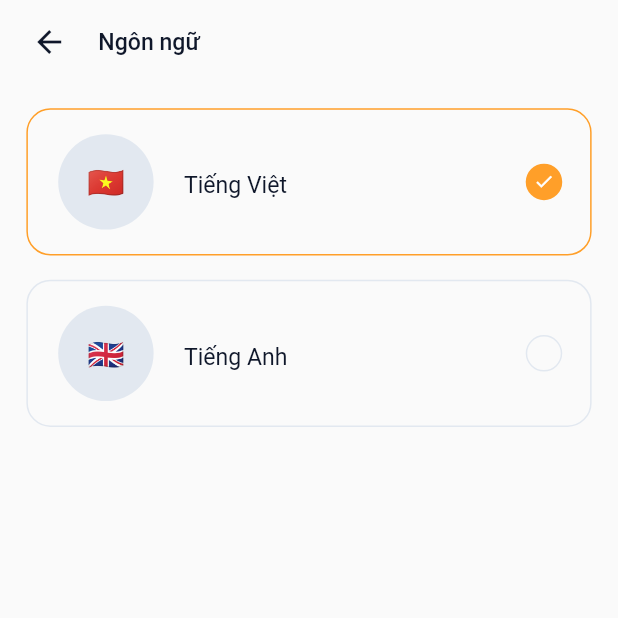
After one commit to nguyennguyen123123/food_order_app, a Flutter app: the LanguageScreen screen opened directly, on a phone screen of 412 x 824 dp, the top half of it. The commit adds this screen. Run offline on Flutter 3.47's test engine with Material 2 defaults, Android fonts, the phone set to English and light mode, and no system bars; our stand-ins replace cached_network_image, flutter_dotenv, flutter_svg, get, image_picker, shared_preferences and 2 more; accounts and stored records are empty.

Commit message:
update language

````diff
--- /dev/null
+++ b/l10n.yaml
@@ -0,0 +1,6 @@
+arb-dir: lib/l10n
+template-arb-file: messages_en.arb
+output-localization-file: app_localizations.dart
+output-class: AppLocalizations
+synthetic-package: false
+nullable-getter: false
--- /dev/null
+++ b/lib/l10n/app_localizations.dart
@@ -0,0 +1,181 @@
+import 'dart:async';
+
+import 'package:flutter/foundation.dart';
+import 'package:flutter/widgets.dart';
+import 'package:flutter_localizations/flutter_localizations.dart';
+import 'package:intl/intl.dart' as intl;
+
+import 'app_localizations_en.dart';
+import 'app_localizations_vi.dart';
+
+/// Callers can lookup localized strings with an instance of AppLocalizations
+/// returned by `AppLocalizations.of(context)`.
+///
+/// Applications need to include `AppLocalizations.delegate()` in their app's
+/// `localizationDelegates` list, and the locales they support in the app's
+/// `supportedLocales` list. For example:
+///
+/// ```dart
+/// import 'l10n/app_localizations.dart';
+///
+/// return MaterialApp(
+///   localizationsDelegates: AppLocalizations.localizationsDelegates,
+///   supportedLocales: AppLocalizations.supportedLocales,
+///   home: MyApplicationHome(),
+/// );
+/// ```
+///
+/// ## Update pubspec.yaml
+///
+/// Please make sure to update your pubspec.yaml to include the following
+/// packages:
+///
+/// ```yaml
+/// dependencies:
+///   # Internationalization support.
+///   flutter_localizations:
+///     sdk: flutter
+///   intl: any # Use the pinned version from flutter_localizations
+///
+///   # Rest of dependencies
+/// ```
+///
+/// ## iOS Applications
+///
+/// iOS applications define key application metadata, including supported
+/// locales, in an Info.plist file that is built into the application bundle.
+/// To configure the locales supported by your app, you’ll need to edit this
+/// file.
+///
+/// First, open your project’s ios/Runner.xcworkspace Xcode workspace file.
+/// Then, in the Project Navigator, open the Info.plist file under the Runner
+/// project’s Runner folder.
+///
+/// Next, select the Information Property List item, select Add Item from the
+/// Editor menu, then select Localizations from the pop-up menu.
+///
+/// Select and expand the newly-created Localizations item then, for each
+/// locale your application supports, add a new item and select the locale
+/// you wish to add from the pop-up menu in the Value field. This list should
+/// be consistent with the languages listed in the AppLocalizations.supportedLocales
+/// property.
+abstract class AppLocalizations {
+  AppLocalizations(String locale) : localeName = intl.Intl.canonicalizedLocale(locale.toString());
+
+  final String localeName;
+
+  static AppLocalizations of(BuildContext context) {
+    return Localizations.of<AppLocalizations>(context, AppLocalizations)!;
+  }
+
+  static const LocalizationsDelegate<AppLocalizations> delegate = _AppLocalizationsDelegate();
+
+  /// A list of this localizations delegate along with the default localizations
+  /// delegates.
+  ///
+  /// Returns a list of localizations delegates containing this delegate along with
+  /// GlobalMaterialLocalizations.delegate, GlobalCupertinoLocalizations.delegate,
+  /// and GlobalWidgetsLocalizations.delegate.
+  ///
+  /// Additional delegates can be added by appending to this list in
+  /// MaterialApp. This list does not have to be used at all if a custom list
+  /// of delegates is preferred or required.
+  static const List<LocalizationsDelegate<dynamic>> localizationsDelegates = <LocalizationsDelegate<dynamic>>[
+    delegate,
+    GlobalMaterialLocalizations.delegate,
+    GlobalCupertinoLocalizations.delegate,
+    GlobalWidgetsLocalizations.delegate,
+  ];
+
+  /// A list of this localizations delegate's supported locales.
+  static const List<Locale> supportedLocales = <Locale>[
+    Locale('en'),
+    Locale('vi')
+  ];
+
+  /// No description provided for @vietnamese_text.
+  ///
+  /// In en, this message translates to:
+  /// **'Vietnamese'**
+  String get vietnamese_text;
+
+  /// No description provided for @english_text.
+  ///
+  /// In en, this message translates to:
+  /// **'English'**
+  String get english_text;
+
+  /// No description provided for @home_text.
+  ///
+  /// In en, this message translates to:
+  /// **'Home'**
+  String get home_text;
+
+  /// No description provided for @profile_text.
+  ///
+  /// In en, this message translates to:
+  /// **'Profile'**
+  String get profile_text;
+
+  /// No description provided for @my_account_text.
+  ///
+  /// In en, this message translates to:
+  /// **'My Account'**
+  String get my_account_text;
+
+  /// No description provided for @account_text.
+  ///
+  /// In en, this message translates to:
+  /// **'Account'**
+  String get account_text;
+
+  /// No description provided for @general_management_text.
+  ///
+  /// In en, this message translates to:
+  /// **'General Management'**
+  String get general_management_text;
+
+  /// No description provided for @settings_text.
+  ///
+  /// In en, this message translates to:
+  /// **'Settings'**
+  String get settings_text;
+
+  /// No description provided for @language_text.
+  ///
+  /// In en, this message translates to:
+  /// **'Language'**
+  String get language_text;
+}
+
+class _AppLocalizationsDelegate extends LocalizationsDelegate<AppLocalizations> {
+  const _AppLocalizationsDelegate();
+
+  @override
+  Future<AppLocalizations> load(Locale locale) {
+    return SynchronousFuture<AppLocalizations>(lookupAppLocalizations(locale));
+  }
+
+  @override
+  bool isSupported(Locale locale) => <String>['en', 'vi'].contains(locale.languageCode);
+
+  @override
+  bool shouldReload(_AppLocalizationsDelegate old) => false;
+}
+
+AppLocalizations lookupAppLocalizations(Locale locale) {
+
+
+  // Lookup logic when only language code is specified.
+  switch (locale.languageCode) {
+    case 'en': return AppLocalizationsEn();
+    case 'vi': return AppLocalizationsVi();
+  }
+
+  throw FlutterError(
+    'AppLocalizations.delegate failed to load unsupported locale "$locale". This is likely '
+    'an issue with the localizations generation tool. Please file an issue '
+    'on GitHub with a reproducible sample app and the gen-l10n configuration '
+    'that was used.'
+  );
+}
--- /dev/null
+++ b/lib/l10n/l10n.dart
@@ -0,0 +1,6 @@
+import 'package:flutter/widgets.dart';
+import 'package:food_delivery_app/l10n/app_localizations.dart';
+
+extension AppLocalizationsX on BuildContext {
+  AppLocalizations get l10n => AppLocalizations.of(this);
+}
--- /dev/null
+++ b/lib/l10n/messages_vi.arb
@@ -0,0 +1,11 @@
+{
+    "vietnamese_text": "Tiếng Việt",
+    "english_text": "Tiếng Anh",
+    "home_text": "Trang chủ",
+    "profile_text": "Cá nhân",
+    "my_account_text": "Tài khoản của tôi",
+    "account_text": "Tài khoản",
+    "general_management_text": "Quản lý chung",
+    "settings_text": "Cài đặt",
+    "language_text": "Ngôn ngữ"
+}
--- /dev/null
+++ b/lib/language/constant.dart
@@ -0,0 +1,8 @@
+// ignore_for_file: public_member_api_docs
+
+import 'dart:ui';
+
+const List<Locale> supportedLocales = <Locale>[
+  Locale('vi'),
+  Locale('en'),
+];
--- /dev/null
+++ b/lib/screen/language/language_screen.dart
@@ -0,0 +1,100 @@
+import 'package:flutter/material.dart';
+import 'package:food_delivery_app/main.dart';
+import 'package:food_delivery_app/screen/language/language_value.dart';
+import 'package:food_delivery_app/screen/language/language_widgets.dart';
+import 'package:food_delivery_app/theme/style/style_theme.dart';
+import 'package:food_delivery_app/widgets/reponsive/extension.dart';
+
+class LanguageScreen extends StatefulWidget {
+  const LanguageScreen({Key? key}) : super(key: key);
+
+  @override
+  State<LanguageScreen> createState() => _LanguageScreenState();
+}
+
+class _LanguageScreenState extends State<LanguageScreen> {
+  final languageNotifier = ValueNotifier<Language>(Language.english);
+  late Map<String, dynamic>? language;
+  late Language currentLanguage;
+
+  @override
+  void initState() {
+    super.initState();
+    getLocale().then((value) {
+      currentLanguage = value;
+      languageNotifier.value = value;
+    });
+  }
+
+  @override
+  void dispose() {
+    languageNotifier.dispose();
+    super.dispose();
+  }
+
+  @override
+  Widget build(BuildContext context) {
+    return Scaffold(
+      appBar: AppBar(
+        elevation: 0,
+        backgroundColor: appTheme.transparentColor,
+        titleSpacing: 0,
+        automaticallyImplyLeading: false,
+        title: Padding(
+          padding: padding(horizontal: 8),
+          child: Row(
+            children: [
+              IconButton(
+                onPressed: () {
+                  Navigator.pop(context);
+                },
+                icon: Icon(Icons.arrow_back, color: appTheme.blackColor),
+              ),
+              SizedBox(width: 8.w),
+              Text('Ngôn ngữ', style: StyleThemeData.bold14(height: 0)),
+            ],
+          ),
+        ),
+      ),
+      body: Padding(
+        padding: padding(all: 16),
+        child: ValueListenableBuilder(
+          valueListenable: languageNotifier,
+          builder: (context, value, child) =>
+              child ??
+              ListView(
+                padding: padding(bottom: 5),
+                children: getLanguageListWithContext(context).map((language) {
+                  return language == null
+                      ? const SizedBox()
+                      : Padding(
+                          padding: padding(top: language['languageCode'] != 'vi' ? 16 : 0),
+                          child: LanguageWidgets(
+                            flagCode: language['flag_code'].toString(),
+                            languageCode: language['languageCode'].toString(),
+                            countryCode: language['countryCode'] as String? ?? '',
+                            languageIcon: language['icon'].toString(),
+                            languageText: language['text'].toString(),
+                            languageValue: language['value'] as Language,
+                            onLanguageTap: (languageCode, countryCode, lang) {
+                              this.language = language;
+                              if (countryCode != null) {
+                                someFunction(context, Locale(languageCode, countryCode));
+                              } else {
+                                someFunction(context, Locale(languageCode));
+                              }
+                              Navigator.pop(context);
+                              if (lang != null) {
+                                languageNotifier.value = lang;
+                              }
+                            },
+                            groupValue: value,
+                          ),
+                        );
+                }).toList(),
+              ),
+        ),
+      ),
+    );
+  }
+}
--- /dev/null
+++ b/lib/screen/language/language_value.dart
@@ -0,0 +1,49 @@
+// ignore_for_file: public_member_api_docs, lines_longer_than_80_chars
+
+import 'package:flutter/material.dart';
+import 'package:food_delivery_app/constant/app_constant_key.dart';
+import 'package:food_delivery_app/l10n/l10n.dart';
+import 'package:shared_preferences/shared_preferences.dart';
+
+enum Language { english, vietnamese }
+
+Future<Language> getLocale() async {
+  final prefs = await SharedPreferences.getInstance();
+
+  final languageCode = prefs.getString('languageCode') ?? 'vi';
+
+  if (languageCode == 'en') {
+    return Language.english;
+  } else if (languageCode == 'vi') {
+    return Language.vietnamese;
+  }
+
+  return Language.vietnamese;
+}
+
+List<Map<String, Object>?> getLanguageListWithContext(BuildContext context) {
+  final l10n = context.l10n;
+  return supportedLocales
+      .map((locale) {
+        if (locale.languageCode == 'en') {
+          return {
+            'languageCode': 'en',
+            'icon': '🇬🇧',
+            'text': l10n.english_text,
+            'value': Language.english,
+            'flag_code': 'us',
+          };
+        } else if (locale.languageCode == 'vi') {
+          return {
+            'languageCode': 'vi',
+            'icon': '🇻🇳',
+            'text': l10n.vietnamese_text,
+            'value': Language.vietnamese,
+            'flag_code': 'vn',
+          };
+        }
+        return null;
+      })
+      .where((element) => element != null)
+      .toList();
+}
--- /dev/null
+++ b/lib/screen/language/language_widgets.dart
@@ -0,0 +1,82 @@
+// ignore_for_file: lines_longer_than_80_chars, prefer_null_aware_method_calls, public_member_api_docs
+
+import 'package:flutter/material.dart';
+import 'package:food_delivery_app/main.dart';
+import 'package:food_delivery_app/screen/language/language_value.dart';
+import 'package:food_delivery_app/theme/style/style_theme.dart';
+import 'package:food_delivery_app/widgets/reponsive/extension.dart';
+
+class LanguageWidgets extends StatelessWidget {
+  const LanguageWidgets({
+    required this.languageCode,
+    required this.languageIcon,
+    required this.languageText,
+    required this.languageValue,
+    required this.groupValue,
+    required this.flagCode,
+    required this.countryCode,
+    this.onLanguageTap,
+    Key? key,
+  });
+
+  final String languageCode;
+  final String countryCode;
+  final String languageIcon;
+  final String languageText;
+  final Language languageValue;
+  final String flagCode;
+  final Language? groupValue;
+  final void Function(String, String?, Language?)? onLanguageTap;
+
+  @override
+  Widget build(BuildContext context) {
+    return InkWell(
+      onTap: () {
+        if (onLanguageTap != null) {
+          onLanguageTap!(languageCode, countryCode, languageValue);
+        }
+      },
+      child: Container(
+        padding: padding(all: 16),
+        decoration: BoxDecoration(
+          borderRadius: BorderRadius.circular(16),
+          border: Border.all(
+            color: languageValue == groupValue ? appTheme.baseColor : appTheme.greyscale200Color,
+          ),
+        ),
+        child: Row(
+          children: [
+            Container(
+              padding: padding(all: 20),
+              decoration: BoxDecoration(shape: BoxShape.circle, color: appTheme.greyscale200Color),
+              child: Text(languageIcon, style: const TextStyle(fontSize: 20)),
+            ),
+            SizedBox(width: 16.w),
+            Text(
+              languageText,
+              style: StyleThemeData.regular14(),
+            ),
+            const Spacer(),
+            if (languageValue == groupValue) ...[
+              Container(
+                height: 24.h,
+                width: 24.w,
+                decoration: BoxDecoration(color: appTheme.baseColor, shape: BoxShape.circle),
+                child: Icon(Icons.check, size: 14, color: appTheme.whiteText),
+              ),
+            ] else ...[
+              Container(
+                height: 24.h,
+                width: 24.w,
+                decoration: BoxDecoration(
+                  border: Border.all(color: appTheme.greyscale200Color),
+                  shape: BoxShape.circle,
+                ),
+              ),
+            ]
+          ],
+        ),
+      ),
+    );
+  }
+}
--- a/lib/theme/style/style_theme.dart
+++ b/lib/theme/style/style_theme.dart
@@ -60,11 +60,11 @@ class StyleThemeData {
         height: height.h,
       );
 
-  static TextStyle bold14({Color? color}) => TextStyle(
+  static TextStyle bold14({Color? color, double height = 1.5}) => TextStyle(
         fontSize: 14.fontSize,
         fontWeight: FontWeight.w500,
         color: color ?? appTheme.blackColor,
-        height: 1.5.h,
+        height: height.h,
       );
 
   static TextStyle regular16({BuildContext? context, Color? color}) => TextStyle(
--- a/pubspec.yaml
+++ b/pubspec.yaml
@@ -22,6 +22,8 @@ environment:
 
 dependencies:
   flutter:
+    sdk: flutter
+  flutter_localizations:
     sdk: flutter
 
 
@@ -48,11 +50,12 @@ dependencies:
   get: ^4.6.5
   flutter_svg: ^2.0.10+1
   uuid: ^4.0.0
-  intl: ^0.19.0
+  intl: ^0.18.0
   json_annotation: ^4.3.0
   cached_network_image: ^3.3.1
   image_picker: ^1.0.7
   zoom_tap_animation: ^1.1.0
+  shared_preferences: ^2.2.2
 
 dev_dependencies:
   flutter_test:
````
Also changed, not shown: lib/l10n/app_localizations_en.dart (added, +33 -0 lines), lib/l10n/app_localizations_vi.dart (added, +33 -0 lines), lib/l10n/language_constants.dart (added, +36 -0 lines), lib/l10n/messages_en.arb (added, +11 -0 lines), lib/main.dart (+61 -2 lines), lib/screen/profile/profile_screen.dart (+7 -6 lines), lib/widgets/reponsive/extension.dart (+12 -0 lines), pubspec.lock, 1 other file.
